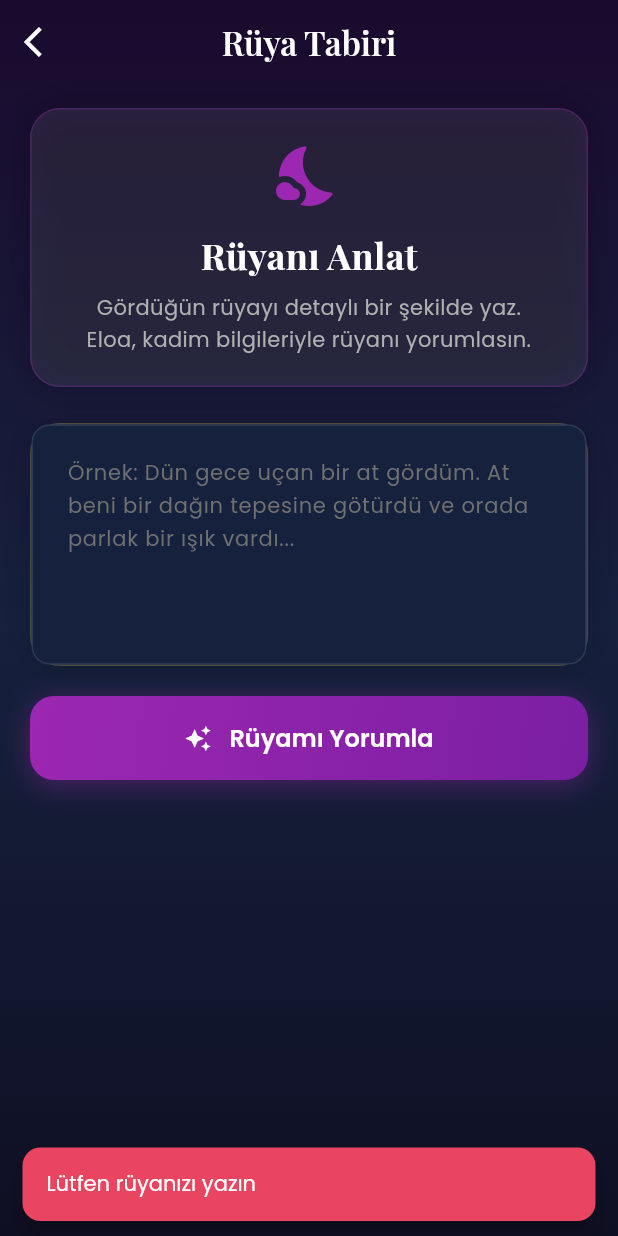
After one commit to furkankisisel/eloa, a Flutter app: the DreamInterpretationScreen screen opened by its route, after a tap on "Rüyamı Yorumla", on a phone screen of 412 x 824 dp. The commit adds this screen. Run offline on Flutter 3.47's test engine with Material 3 defaults, Android fonts, the phone set to English and light mode, and no system bars; our stand-ins replace camera, firebase_auth, firebase_core, google_fonts, google_sign_in, image_picker and 4 more; accounts and stored records are empty.

Commit message:
feat: implement dream interpretation feature with Gemini API integration and Islamic methodology.

```diff
--- a/lib/main.dart
+++ b/lib/main.dart
@@ -12,6 +12,7 @@ import 'screens/history_screen.dart';
 import 'screens/login_screen.dart';
 import 'screens/premium_screen.dart';
 import 'screens/settings_screen.dart';
+import 'screens/dream_interpretation_screen.dart';
 import 'providers/analysis_provider.dart';
 import 'features/palmistry/providers/palmistry_provider.dart';
 import 'services/auth_service.dart';
@@ -71,6 +72,8 @@ class EloaApp extends StatelessWidget {
           '/history': (context) => const HistoryScreen(),
           '/premium': (context) => const PremiumScreen(),
           '/settings': (context) => const SettingsScreen(),
+          '/dream_interpretation': (context) =>
+              const DreamInterpretationScreen(),
         },
       ),
     );
--- /dev/null
+++ b/lib/screens/dream_interpretation_screen.dart
@@ -0,0 +1,387 @@
+import 'package:flutter/material.dart';
+import 'package:google_fonts/google_fonts.dart';
+import '../core/app_theme.dart';
+import '../services/dream_interpretation_service.dart';
+import '../services/history_storage_service.dart';
+import '../models/analysis_history.dart';
+
+/// Rüya Tabiri Ekranı
+/// Kullanıcı rüyasını metin olarak girer ve AI ile yorumlanır
+class DreamInterpretationScreen extends StatefulWidget {
+  const DreamInterpretationScreen({super.key});
+
+  @override
+  State<DreamInterpretationScreen> createState() =>
+      _DreamInterpretationScreenState();
+}
+
+class _DreamInterpretationScreenState extends State<DreamInterpretationScreen>
+    with SingleTickerProviderStateMixin {
+  final TextEditingController _dreamController = TextEditingController();
+  final DreamInterpretationService _dreamService = DreamInterpretationService();
+  final FocusNode _focusNode = FocusNode();
+
+  bool _isLoading = false;
+  DreamInterpretationResult? _result;
+  late AnimationController _animationController;
+  late Animation<double> _fadeAnimation;
+
+  @override
+  void initState() {
+    super.initState();
+    _animationController = AnimationController(
+      vsync: this,
+      duration: const Duration(milliseconds: 800),
+    );
+    _fadeAnimation = CurvedAnimation(
+      parent: _animationController,
+      curve: Curves.easeInOut,
+    );
+  }
+
+  @override
+  void dispose() {
+    _dreamController.dispose();
+    _focusNode.dispose();
+    _animationController.dispose();
+    super.dispose();
+  }
+
+  Future<void> _interpretDream() async {
+    if (_dreamController.text.trim().isEmpty) {
+      ScaffoldMessenger.of(context).showSnackBar(
+        const SnackBar(
+          content: Text('Lütfen rüyanızı yazın'),
+          backgroundColor: AppTheme.accentCoral,
+        ),
+      );
+      return;
+    }
+
+    _focusNode.unfocus();
+
+    setState(() {
+      _isLoading = true;
+      _result = null;
+    });
+
+    // Premium kısıtı kaldırıldı - herkes tam yorumu görebilir
+    final result = await _dreamService.interpretDream(
+      dreamText: _dreamController.text,
+      isPremium: true, // Şimdilik herkes premium
+    );
+
+    if (mounted) {
+      setState(() {
+        _isLoading = false;
+        _result = result;
+      });
+      _animationController.forward(from: 0);
+
+      // Başarılı ise geçmişe kaydet
+      if (result.success && result.fullInterpretation != null) {
+        await _saveToHistory(result.fullInterpretation!);
+      }
+    }
+  }
+
+  /// Rüya yorumunu geçmişe kaydet
+  Future<void> _saveToHistory(String interpretation) async {
+    final dreamPreview = _dreamController.text.length > 50
+        ? '${_dreamController.text.substring(0, 50)}...'
+        : _dreamController.text;
+
+    final history = AnalysisHistory(
+      id: AnalysisHistory.generateId(),
+      createdAt: DateTime.now(),
+      categoryId: 'ruya_tabiri',
+      categoryTitle: 'Rüya Tabiri',
+      subCategoryTitle: dreamPreview,
+      handType: 'Rüya', // Rüya için özel
+      aiCommentary: interpretation,
+      matches: [],
+    );
+
+    await HistoryStorageService.instance.saveAnalysis(history);
+  }
+
+  @override
+  Widget build(BuildContext context) {
+    return Scaffold(
+      extendBodyBehindAppBar: true,
+      appBar: AppBar(
+        backgroundColor: Colors.transparent,
+        elevation: 0,
+        title: Text(
+          'Rüya Tabiri',
+          style: GoogleFonts.playfairDisplay(
+            color: AppTheme.textPrimary,
+            fontSize: 22,
+            fontWeight: FontWeight.w600,
+          ),
+        ),
+        leading: IconButton(
+          icon: const Icon(Icons.arrow_back_ios, color: AppTheme.textPrimary),
+          onPressed: () => Navigator.pop(context),
+        ),
+      ),
+      body: Container(
+        height: double.infinity,
+        decoration: const BoxDecoration(
+          gradient: AppTheme.mysticalGradient,
+        ),
+        child: SafeArea(
+          child: SingleChildScrollView(
+            padding: const EdgeInsets.symmetric(horizontal: 20),
+            child: Column(
+              crossAxisAlignment: CrossAxisAlignment.stretch,
+              children: [
+                const SizedBox(height: 16),
+                _buildHeader(),
+                const SizedBox(height: 24),
+                _buildDreamInput(),
+                const SizedBox(height: 20),
+                _buildInterpretButton(),
+                const SizedBox(height: 24),
+                if (_isLoading) _buildLoadingIndicator(),
+                if (_result != null) _buildResultCard(),
+                const SizedBox(height: 40),
+              ],
+            ),
+          ),
+        ),
+      ),
+    );
+  }
+
+  Widget _buildHeader() {
+    return Container(
+      padding: const EdgeInsets.all(20),
+      decoration: AppTheme.glassDecoration(
+        borderColor: AppTheme.accentPurple.withOpacity(0.3),
+        opacity: 0.08,
+      ),
+      child: Column(
+        children: [
+          const Icon(
+            Icons.nights_stay_rounded,
+            color: AppTheme.accentPurple,
+            size: 48,
+          ),
+          const SizedBox(height: 12),
+          Text(
+            'Rüyanı Anlat',
+            style: GoogleFonts.playfairDisplay(
+              color: AppTheme.textPrimary,
+              fontSize: 24,
+              fontWeight: FontWeight.bold,
+            ),
+          ),
+          const SizedBox(height: 8),
+          Text(
+            'Gördüğün rüyayı detaylı bir şekilde yaz.\nEloa, kadim bilgileriyle rüyanı yorumlasın.',
+            textAlign: TextAlign.center,
+            style: GoogleFonts.poppins(
+              color: AppTheme.textSecondary,
+              fontSize: 14,
+              height: 1.5,
+            ),
+          ),
+        ],
+      ),
+    );
+  }
+
+  Widget _buildDreamInput() {
+    return Container(
+      decoration: AppTheme.glassDecoration(
+        borderColor: AppTheme.accentGold.withOpacity(0.2),
+        opacity: 0.06,
+      ),
+      child: TextField(
+        controller: _dreamController,
+        focusNode: _focusNode,
+        maxLines: 8,
+        minLines: 5,
+        style: GoogleFonts.poppins(
+          color: AppTheme.textPrimary,
+          fontSize: 15,
+          height: 1.6,
+        ),
+        decoration: InputDecoration(
+          hintText:
+              'Örnek: Dün gece uçan bir at gördüm. At beni bir dağın tepesine götürdü ve orada parlak bir ışık vardı...',
+          hintStyle: GoogleFonts.poppins(
+            color: AppTheme.textMuted,
+            fontSize: 14,
+          ),
+          border: InputBorder.none,
+          contentPadding: const EdgeInsets.all(20),
+        ),
+      ),
+    );
+  }
+
+  Widget _buildInterpretButton() {
+    return Container(
+      height: 56,
+      decoration: BoxDecoration(
+        gradient: AppTheme.purpleGradient,
+        borderRadius: BorderRadius.circular(16),
+        boxShadow: [
+          BoxShadow(
+            color: AppTheme.accentPurple.withOpacity(0.4),
+            blurRadius: 16,
+            offset: const Offset(0, 4),
+          ),
+        ],
+      ),
+      child: ElevatedButton(
+        onPressed: _isLoading ? null : _interpretDream,
+        style: ElevatedButton.styleFrom(
+          backgroundColor: Colors.transparent,
+          shadowColor: Colors.transparent,
+          shape: RoundedRectangleBorder(
+            borderRadius: BorderRadius.circular(16),
+          ),
+        ),
+        child: Row(
+          mainAxisAlignment: MainAxisAlignment.center,
+          children: [
+            const Icon(Icons.auto_awesome, color: Colors.white),
+            const SizedBox(width: 12),
+            Text(
+              'Rüyamı Yorumla',
+              style: GoogleFonts.poppins(
+                color: Colors.white,
+                fontSize: 16,
+                fontWeight: FontWeight.w600,
+              ),
+            ),
+          ],
+        ),
+      ),
+    );
+  }
+
+  Widget _buildLoadingIndicator() {
+    return Container(
+      padding: const EdgeInsets.symmetric(vertical: 60),
+      child: Column(
+        children: [
+          const SizedBox(
+            width: 60,
+            height: 60,
+            child: CircularProgressIndicator(
+              color: AppTheme.accentPurple,
+              strokeWidth: 3,
+            ),
+          ),
+          const SizedBox(height: 24),
+          Text(
+            'Rüyanız yorumlanıyor...',
+            style: GoogleFonts.poppins(
+              color: AppTheme.textSecondary,
+              fontSize: 16,
+            ),
+          ),
+          const SizedBox(height: 8),
+          Text(
+            'Yıldızlar arasında anlam aranıyor ✨',
+            style: GoogleFonts.poppins(
+              color: AppTheme.textMuted,
+              fontSize: 14,
+            ),
+          ),
+        ],
+      ),
+    );
+  }
+
+  Widget _buildResultCard() {
+    if (_result == null) return const SizedBox.shrink();
+
+    if (!_result!.success) {
+      return _buildErrorCard(_result!.error ?? 'Bir hata oluştu.');
+    }
+
+    return FadeTransition(
+      opacity: _fadeAnimation,
+      child: Column(
+        children: [
+          Container(
+            padding: const EdgeInsets.all(24),
+            decoration: AppTheme.accentCardDecoration(
+              accentColor: AppTheme.accentPurple,
+              borderRadius: 20,
+            ),
+            child: Column(
+              crossAxisAlignment: CrossAxisAlignment.start,
+              children: [
+                Row(
+                  children: [
+                    const Icon(
+                      Icons.auto_awesome,
+                      color: AppTheme.accentGold,
+                      size: 28,
+                    ),
+                    const SizedBox(width: 12),
+                    Text(
+                      'Rüya Yorumun',
+                      style: GoogleFonts.playfairDisplay(
+                        color: AppTheme.textPrimary,
+                        fontSize: 20,
+                        fontWeight: FontWeight.bold,
+                      ),
+                    ),
+                  ],
+                ),
+                const SizedBox(height: 20),
+                Text(
+                  _result!.displayInterpretation,
+                  style: GoogleFonts.poppins(
+                    color: AppTheme.textPrimary,
+                    fontSize: 15,
+                    height: 1.7,
+                  ),
+                ),
+              ],
+            ),
+          ),
+        ],
+      ),
+    );
+  }
+
+  Widget _buildErrorCard(String error) {
+    return Container(
+      padding: const EdgeInsets.all(20),
+      decoration: BoxDecoration(
+        color: AppTheme.accentCoral.withOpacity(0.1),
+        borderRadius: BorderRadius.circular(16),
+        border: Border.all(
+          color: AppTheme.accentCoral.withOpacity(0.3),
+        ),
+      ),
+      child: Row(
+        children: [
+          const Icon(
+            Icons.error_outline,
+            color: AppTheme.accentCoral,
+            size: 24,
+          ),
+          const SizedBox(width: 12),
+          Expanded(
+            child: Text(
+              error,
+              style: GoogleFonts.poppins(
+                color: AppTheme.textPrimary,
+                fontSize: 14,
+              ),
+            ),
+          ),
+        ],
+      ),
+    );
+  }
+}
```
Also changed, not shown: lib/screens/home_screen.dart (+86 -0 lines), lib/services/dream_interpretation_service.dart (added, +234 -0 lines).
